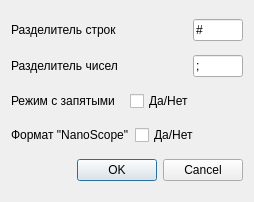
This is Recognite/parsersettingsdialog.ui in relaxesemind/Recognite as Qt 5 draws it before an edit. The edited form follows.
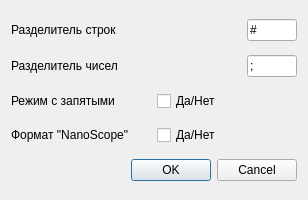
This is the edited form.

The edit to the form file:
```diff
--- a/Recognite/parsersettingsdialog.ui
+++ b/Recognite/parsersettingsdialog.ui
@@ -6,8 +6,8 @@
    <rect>
     <x>0</x>
     <y>0</y>
-    <width>254</width>
-    <height>202</height>
+    <width>308</width>
+    <height>200</height>
    </rect>
   </property>
   <property name="windowTitle">
```
Left out of the diff: 8 changed lines with no effect on the pictures.
